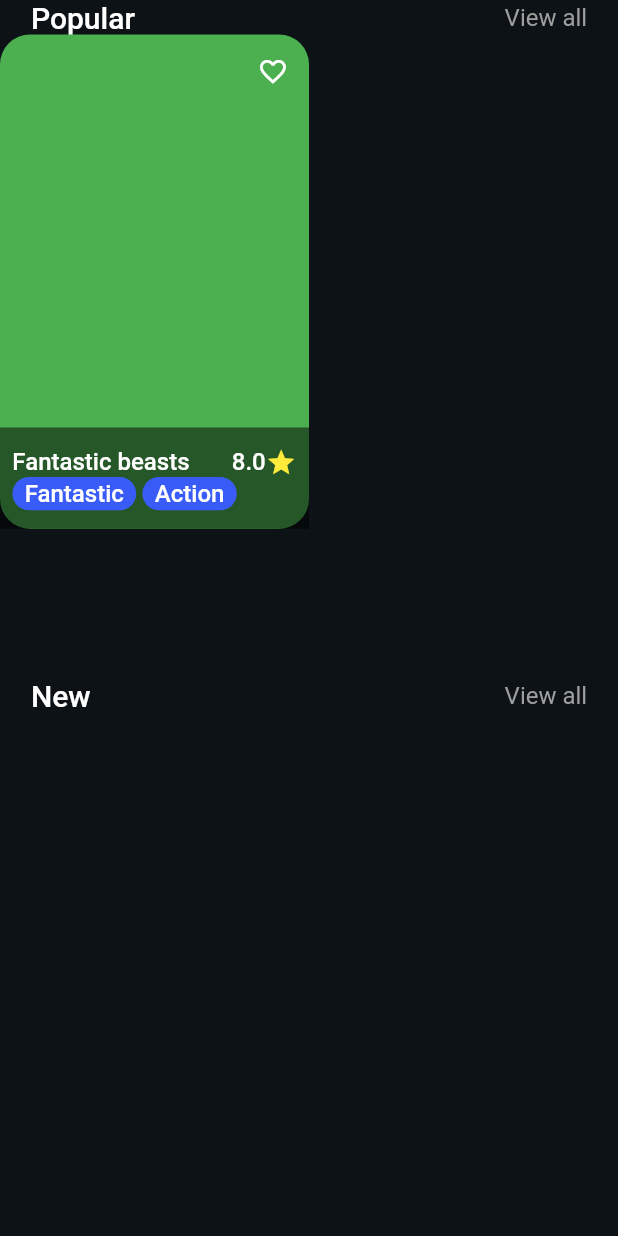
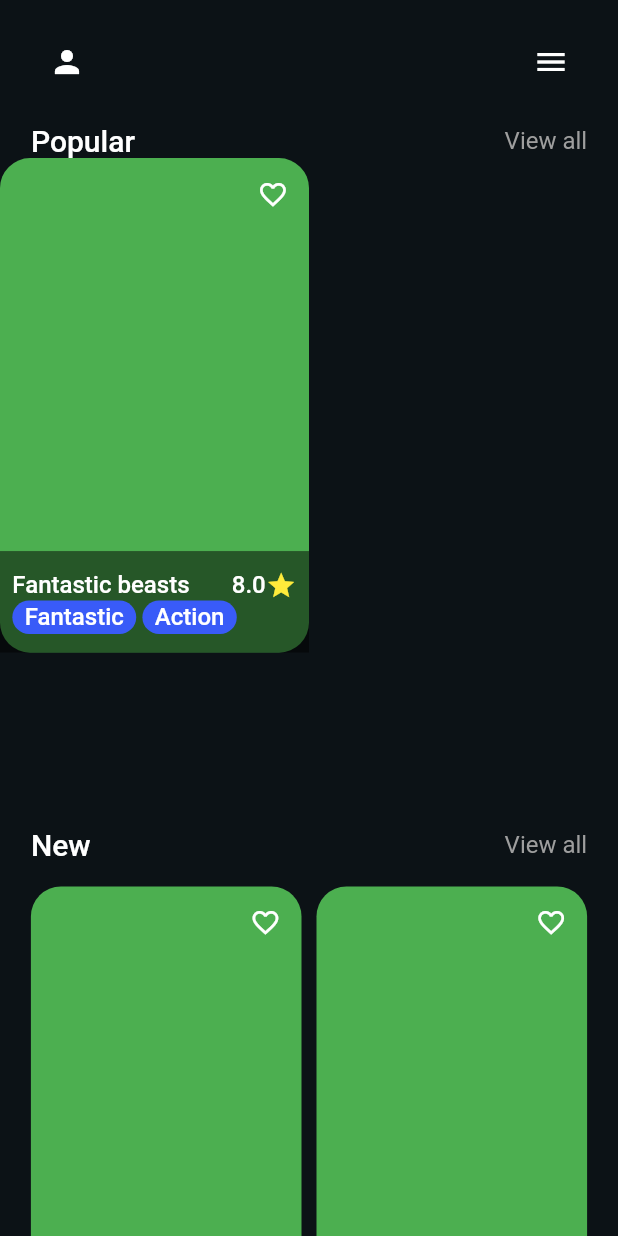
Before and after one commit to freekvandeven/flutter-movie-app, a Flutter app: the screen it shows after launch, after a tap on the "close" icon, on a phone screen of 412 x 824 dp. Run offline on Flutter 3.47's test engine with Material 2 defaults, Android fonts, the light colour scheme and no system bars; our stand-ins replace flutter_riverpod, shared_preferences; missing offline and left inert: motion_sensors; accounts and stored records are empty; statements that could not run were skipped.

Commit message:
feat: add gridview and appbar

```diff
--- a/lib/src/ui/screens/home.dart
+++ b/lib/src/ui/screens/home.dart
@@ -59,6 +59,10 @@ class _HomeScreenState extends ConsumerState<HomeScreen>
     var movieSettings = ref.watch(movieSettingsProvider);
     var movies = ref.watch(movieCatalogueProvider);
     return BaseScreen(
+      child: Stack(
+        children: [
+          SingleChildScrollView(
+            padding: EdgeInsets.only(top: size.height * 0.1),
             child: Column(
               crossAxisAlignment: CrossAxisAlignment.start,
               children: [
@@ -95,8 +99,11 @@ class _HomeScreenState extends ConsumerState<HomeScreen>
                                   Row(
                                     children: [
                                       Text(
-                                  'Watch favorite movies \nwithout any ads',
-                                  style: Theme.of(context).textTheme.headline5,
+                                        'Watch favorite movies '
+                                        '\nwithout any ads',
+                                        style: Theme.of(context)
+                                            .textTheme
+                                            .headline5,
                                       ),
                                       const Spacer(),
                                       // dismiss button
@@ -112,14 +119,17 @@ class _HomeScreenState extends ConsumerState<HomeScreen>
                                   ),
                                   DecoratedBox(
                                     decoration: BoxDecoration(
-                                color: Theme.of(context).colorScheme.primary,
+                                      color:
+                                          Theme.of(context).colorScheme.primary,
                                       borderRadius: BorderRadius.circular(10),
                                     ),
                                     child: Padding(
                                       padding: const EdgeInsets.all(8.0),
                                       child: Text(
                                         'Get premium',
-                                  style: Theme.of(context).textTheme.headline5,
+                                        style: Theme.of(context)
+                                            .textTheme
+                                            .headline5,
                                       ),
                                     ),
                                   ),
@@ -141,8 +151,14 @@ class _HomeScreenState extends ConsumerState<HomeScreen>
                   child: Row(
                     mainAxisAlignment: MainAxisAlignment.spaceBetween,
                     children: [
-                Text('Popular', style: Theme.of(context).textTheme.headline3),
-                Text('View all', style: Theme.of(context).textTheme.headline4),
+                      Text(
+                        'Popular',
+                        style: Theme.of(context).textTheme.headline3,
+                      ),
+                      Text(
+                        'View all',
+                        style: Theme.of(context).textTheme.headline4,
+                      ),
                     ],
                   ),
                 ),
@@ -152,7 +168,8 @@ class _HomeScreenState extends ConsumerState<HomeScreen>
                   height: size.height * 0.4,
                   child: MovieCard(
                     onTap: (context) {
-                Navigator.of(context).pushNamed(MovieRoute.movieDetail.route);
+                      Navigator.of(context)
+                          .pushNamed(MovieRoute.movieDetail.route);
                     },
                     movie: movies.first,
                     settings: movieSettings.firstWhere(
@@ -202,18 +219,78 @@ class _HomeScreenState extends ConsumerState<HomeScreen>
                   padding: EdgeInsets.symmetric(horizontal: size.width * 0.05),
                   child: Column(
                     children: [
-                Row(
+                      Padding(
+                        padding:
+                            EdgeInsets.symmetric(vertical: size.height * 0.02),
+                        child: Row(
                           mainAxisAlignment: MainAxisAlignment.spaceBetween,
                           children: [
-                    Text('New', style: Theme.of(context).textTheme.headline3),
+                            Text(
+                              'New',
+                              style: Theme.of(context).textTheme.headline3,
+                            ),
                             Text(
                               'View all',
                               style: Theme.of(context).textTheme.headline4,
                             ),
                           ],
                         ),
-                // make a gridview of movie cards 2 wide
+                      ),
+                      GridView.count(
+                        shrinkWrap: true,
+                        physics: const NeverScrollableScrollPhysics(),
+                        crossAxisCount: 2,
+                        childAspectRatio: 0.6,
+                        mainAxisSpacing: 10,
+                        crossAxisSpacing: 10,
+                        children: movies
+                            .map(
+                              (movie) => MovieCard(
+                                onTap: (context) {
+                                  Navigator.of(context).pushNamed(
+                                    MovieRoute.movieDetail.route,
+                                  );
+                                },
+                                movie: movie,
+                                settings: movieSettings.firstWhere(
+                                  (element) => element.title == movie.title,
+                                  orElse: () =>
+                                      MovieUserSettings.defaultSettings(
+                                    movie.title,
+                                  ),
+                                ),
+                              ),
+                            )
+                            .toList(),
+                      ),
                     ],
+                  ),
+                ),
+              ],
+            ),
+          ),
+          Container(
+            height: size.height * 0.1,
+            decoration: BoxDecoration(
+              color: Theme.of(context).colorScheme.background,
+            ),
+            child: Padding(
+              padding: EdgeInsets.symmetric(horizontal: size.width * 0.05),
+              child: Row(
+                crossAxisAlignment: CrossAxisAlignment.center,
+                children: [
+                  // profile button
+                  IconButton(
+                    icon: const Icon(Icons.person),
+                    onPressed: () {},
+                  ),
+                  const Spacer(),
+                  IconButton(
+                    icon: const Icon(Icons.menu),
+                    onPressed: () {},
+                  ),
+                ],
+              ),
             ),
           ),
         ],
```
Lines whose indentation alone changed are shown as unchanged.
